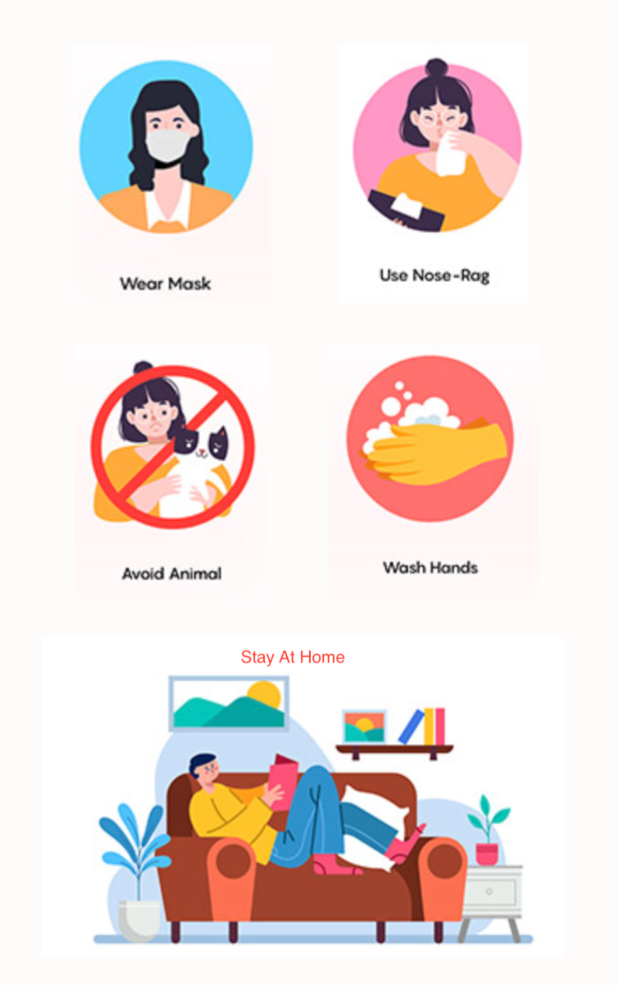
After one commit to PreetishNiket/Covid19Tracker, an Android app: the PreventionActivity screen opened directly, with no data from a screen before it, on a phone screen of 412 x 824 dp. The commit adds this screen. Shown: the top 985 px of the screen. Run offline under Robolectric (Android 15) with nearby library versions, the phone set to English and light mode, and no system bars.

Commit message:
App Completed

```diff
--- a/app/src/main/AndroidManifest.xml
+++ b/app/src/main/AndroidManifest.xml
@@ -11,7 +11,9 @@
         android:roundIcon="@mipmap/ic_launcher_round"
         android:supportsRtl="true"
         android:theme="@style/AppTheme">
-        <activity android:name=".FactsActivity"></activity>
+        <activity android:name=".PreventionActivity"></activity>
+        <activity android:name=".SymptomsActivity" />
+        <activity android:name=".FactsActivity" />
         <activity
             android:name=".VaccineActivity"
             android:screenOrientation="portrait" />
--- /dev/null
+++ b/app/src/main/java/com/example/covid19tracker/PreventionActivity.kt
@@ -0,0 +1,13 @@
+package com.example.covid19tracker
+
+import androidx.appcompat.app.AppCompatActivity
+import android.os.Bundle
+import kotlinx.android.synthetic.main.activity_prevention.*
+
+class PreventionActivity : AppCompatActivity() {
+    override fun onCreate(savedInstanceState: Bundle?) {
+        super.onCreate(savedInstanceState)
+        setContentView(R.layout.activity_prevention)
+        supportActionBar?.hide()
+    }
+}
--- a/app/src/main/res/layout/activity_main.xml
+++ b/app/src/main/res/layout/activity_main.xml
@@ -44,7 +44,7 @@
                 android:background="@drawable/rounded_border"
                 android:backgroundTint="#0b302c"
                 android:padding="3dp"
-                android:text="Last Updated"
+                android:text="@string/last_updated"
                 android:textAlignment="viewEnd"
                 android:textAllCaps="true"
                 android:textColor="@android:color/white"
@@ -61,7 +61,7 @@
                 android:layout_marginEnd="20dp"
                 android:layout_marginBottom="20dp"
                 android:fontFamily="sans-serif"
-                android:text="COVID-19 "
+                android:text="@string/covid_19"
                 android:textAllCaps="true"
                 android:textColor="@android:color/holo_red_light"
                 android:textSize="19sp"
--- /dev/null
+++ b/app/src/main/res/layout/activity_prevention.xml
@@ -0,0 +1,49 @@
+<?xml version="1.0" encoding="utf-8"?>
+<RelativeLayout xmlns:android="http://schemas.android.com/apk/res/android"
+    xmlns:app="http://schemas.android.com/apk/res-auto"
+    xmlns:tools="http://schemas.android.com/tools"
+    android:layout_width="match_parent"
+    android:layout_height="match_parent"
+    android:background="#43FBF0F0"
+    tools:context=".PreventionActivity">
+
+    <ImageView
+        android:id="@+id/imageView14"
+        android:layout_width="178dp"
+        android:layout_height="172dp"
+        android:src="@drawable/mask"
+        android:layout_marginTop="30dp"
+        android:layout_marginStart="25dp" />
+
+    <ImageView
+        android:id="@+id/imageView15"
+        android:layout_width="178dp"
+        android:layout_height="172dp"
+        android:src="@drawable/hands"
+        android:layout_marginTop="230dp"
+        android:layout_marginStart="200dp" />
+
+    <ImageView
+        android:id="@+id/imageView13"
+        android:layout_width="178dp"
+        android:layout_height="172dp"
+        android:src="@drawable/noserog"
+        android:layout_marginTop="30dp"
+        android:layout_marginStart="200dp" />
+
+    <ImageView
+        android:layout_width="178dp"
+        android:layout_height="172dp"
+        android:src="@drawable/animal"
+        android:layout_marginTop="230dp"
+        android:layout_marginStart="25dp"/>
+
+    <ImageView
+        android:layout_width="347dp"
+        android:layout_height="242dp"
+        android:layout_marginTop="410dp"
+        android:layout_marginStart="28dp"
+        android:src="@drawable/home" />
+
+
+</RelativeLayout>
--- a/app/src/main/res/values/strings.xml
+++ b/app/src/main/res/values/strings.xml
@@ -10,4 +10,6 @@
     <string name="hello_blank_fragment">Hello blank fragment</string>
     <string name="covid_19_tracker">Covid-19 Tracker</string>
     <string name="search_by_pincode">Search By PinCode</string>
+    <string name="last_updated">Last Updated</string>
+    <string name="covid_19">COVID-19</string>
 </resources>
```
Also changed, not shown: app/src/main/java/com/example/covid19tracker/FactsActivity.kt (+12 -0 lines), app/src/main/java/com/example/covid19tracker/SymptomsActivity.kt (added, +13 -0 lines), app/src/main/res/layout/activity_facts.xml (+20 -3 lines), app/src/main/res/layout/activity_symptoms.xml (added, +124 -0 lines), app/src/main/res/drawable/animal.png (added), app/src/main/res/drawable/chest.png (added), app/src/main/res/drawable/cough.png (added), app/src/main/res/drawable/fever.png (added), app/src/main/res/drawable/hands.png (added), app/src/main/res/drawable/home.png (added), app/src/main/res/drawable/mask.png (added), app/src/main/res/drawable/noserog.png (added), app/src/main/res/drawable/runNose.png (added), app/src/main/res/drawable/sore.png (added), 1 more files.
